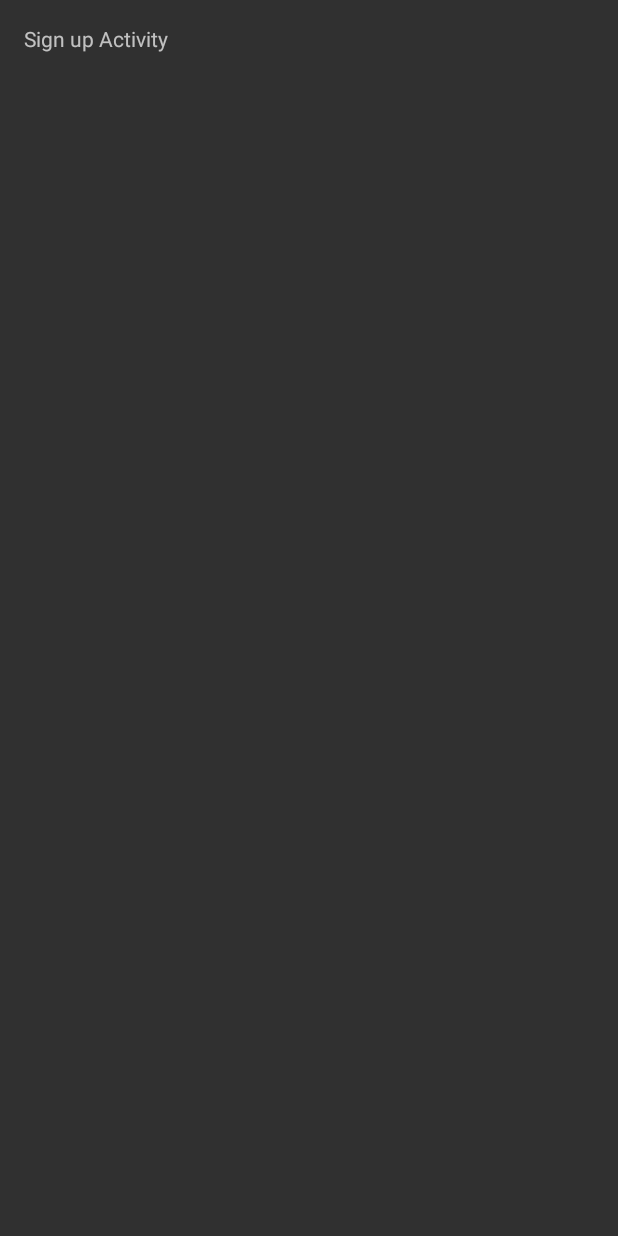
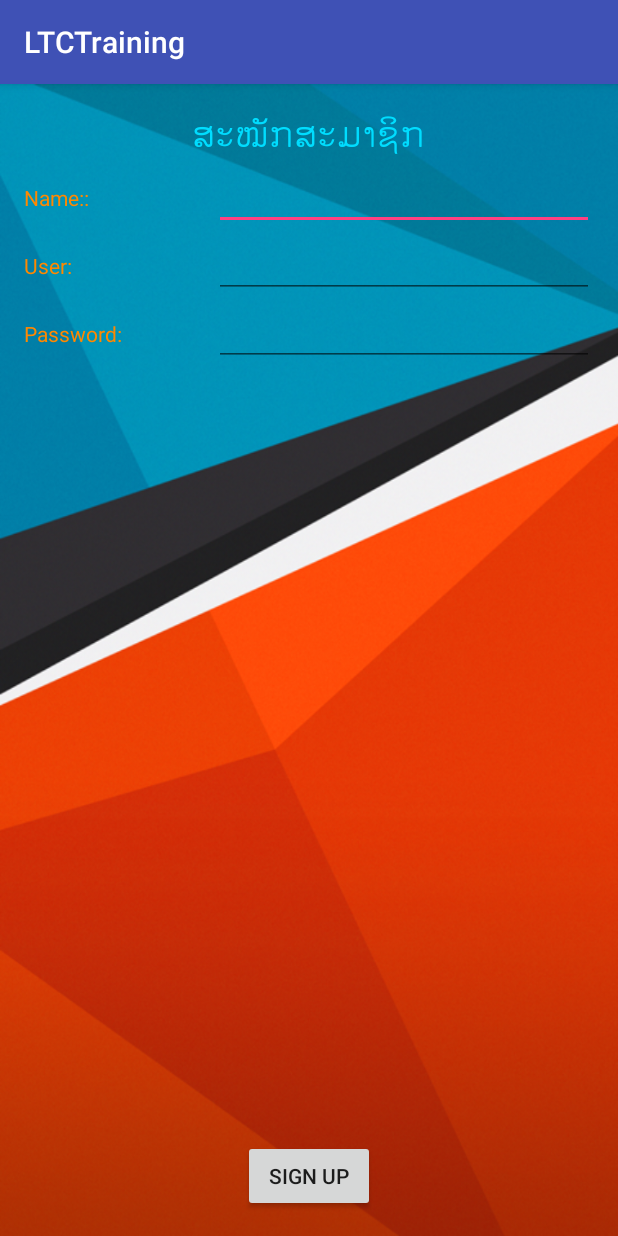
Before and after one commit to Boualy/LTCTraining, an Android app: the SignUpActivity screen opened directly, with no data from a screen before it, on a phone screen of 412 x 824 dp. Before the commit the screen is almost empty. Run offline under Robolectric (Android 15) with nearby library versions, the phone set to English and light mode, and no system bars.

Commit message:
Design UI Sign up Finished

```diff
--- a/app/src/main/res/layout/activity_sign_up.xml
+++ b/app/src/main/res/layout/activity_sign_up.xml
@@ -8,10 +8,108 @@
     android:paddingLeft="@dimen/activity_horizontal_margin"
     android:paddingRight="@dimen/activity_horizontal_margin"
     android:paddingTop="@dimen/activity_vertical_margin"
-    tools:context="com.laotel.tpv.boualy.ltctraining.SignUpActivity">
+    tools:context="com.laotel.tpv.boualy.ltctraining.SignUpActivity"
+    android:background="@drawable/wallpapers_a_02">
+
 
     <TextView
-        android:text="Sign up Activity"
+        android:text="@string/tv_sign_up"
+
         android:layout_width="wrap_content"
-        android:layout_height="wrap_content" />
+        android:layout_height="wrap_content"
+        android:layout_centerHorizontal="true"
+        android:id="@+id/TV_Sign_up"
+        android:textSize="24sp"
+        android:textColor="@android:color/holo_blue_bright" />
+
+    <Button
+        android:text="@string/btn_sign_up"
+        android:layout_width="wrap_content"
+        android:layout_height="wrap_content"
+        android:id="@+id/button"
+        android:layout_weight="1"
+        android:layout_centerHorizontal="false"
+        android:layout_alignParentBottom="true"
+        android:layout_centerInParent="true" />
+
+    <LinearLayout
+        android:orientation="vertical"
+        android:layout_width="match_parent"
+        android:layout_height="match_parent"
+        android:layout_alignParentTop="false"
+        android:layout_alignParentLeft="false"
+        android:layout_alignParentStart="false"
+        android:layout_below="@+id/TV_Sign_up"
+        android:layout_above="@+id/button">
+
+        <LinearLayout
+            android:orientation="horizontal"
+            android:layout_width="match_parent"
+            android:layout_height="wrap_content">
+            <TextView
+                android:text="Name::"
+                android:layout_width="0dp"
+                android:layout_height="wrap_content"
+                android:id="@+id/textView2"
+                android:layout_weight="1"
+                tools:textSize="24sp"
+                android:textColor="@android:color/holo_orange_dark" />
+
+            <EditText
+                android:layout_width="0dp"
+                android:layout_height="wrap_content"
+                android:inputType="textPersonName"
+                android:ems="10"
+                android:id="@+id/editText"
+                android:layout_weight="2"
+                android:textColor="@android:color/holo_orange_dark" />
+        </LinearLayout>
+
+        <LinearLayout
+            android:orientation="horizontal"
+            android:layout_width="match_parent"
+            android:layout_height="wrap_content">
+            <TextView
+                android:text="User:"
+                android:layout_width="0dp"
+                android:layout_height="wrap_content"
+                android:id="@+id/textView3"
+                android:layout_weight="1"
+                tools:textSize="24sp"
+                android:textColor="@android:color/holo_orange_dark" />
+
+            <EditText
+                android:layout_width="0dp"
+                android:layout_height="wrap_content"
+                android:inputType="textPersonName"
+                android:ems="10"
+                android:id="@+id/editText2"
+                android:layout_weight="2"
+                android:textColor="@android:color/holo_orange_dark" />
+        </LinearLayout>
+        <LinearLayout
+            android:orientation="horizontal"
+            android:layout_width="match_parent"
+            android:layout_height="wrap_content">
+            <TextView
+                android:text="Password:"
+                android:layout_width="0dp"
+                android:layout_height="wrap_content"
+                android:id="@+id/textView4"
+                android:layout_weight="1"
+                tools:textSize="24sp"
+                android:textColor="@android:color/holo_orange_dark" />
+
+            <EditText
+                android:layout_width="0dp"
+                android:layout_height="wrap_content"
+                android:inputType="textPersonName"
+                android:ems="10"
+                android:id="@+id/editText3"
+                android:layout_weight="2"
+                android:textColor="@android:color/holo_orange_dark" />
+        </LinearLayout>
+
+    </LinearLayout>
+
 </RelativeLayout>
--- a/app/src/main/res/values/strings.xml
+++ b/app/src/main/res/values/strings.xml
@@ -2,4 +2,5 @@
     <string name="app_name">LTCTraining</string>
     <string name="btn_sign_in">Sign In</string>
     <string name="btn_sign_up">Sign Up</string>
+    <string name="tv_sign_up">ສະໝັກສະມາຊິກ</string>
 </resources>
--- a/app/src/main/res/values/styles.xml
+++ b/app/src/main/res/values/styles.xml
@@ -1,7 +1,6 @@
 <resources>
-
     <!-- Base application theme. -->
-    <style name="AppTheme" parent="Theme.AppCompat.NoActionBar">
+    <style name="AppTheme" parent="Theme.AppCompat.Light.DarkActionBar">
         <!-- Customize your theme here. -->
         <item name="colorPrimary">@color/colorPrimary</item>
         <item name="colorPrimaryDark">@color/colorPrimaryDark</item>
```
Also changed, not shown: app/src/main/res/drawable/wallpapers_a_02.png (added).
